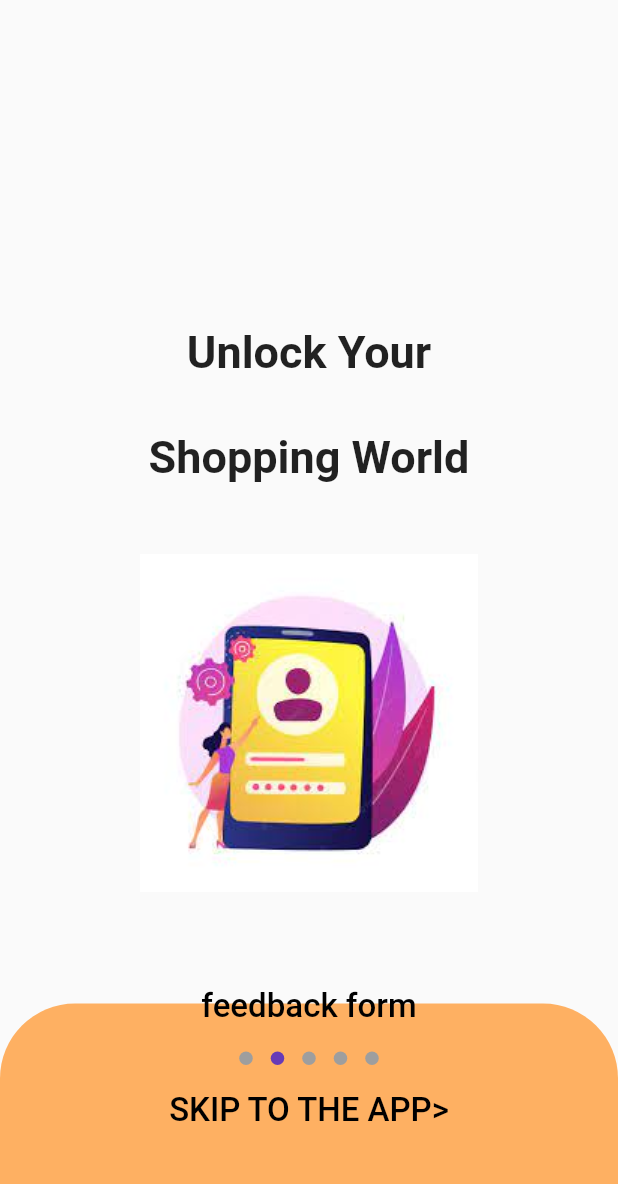
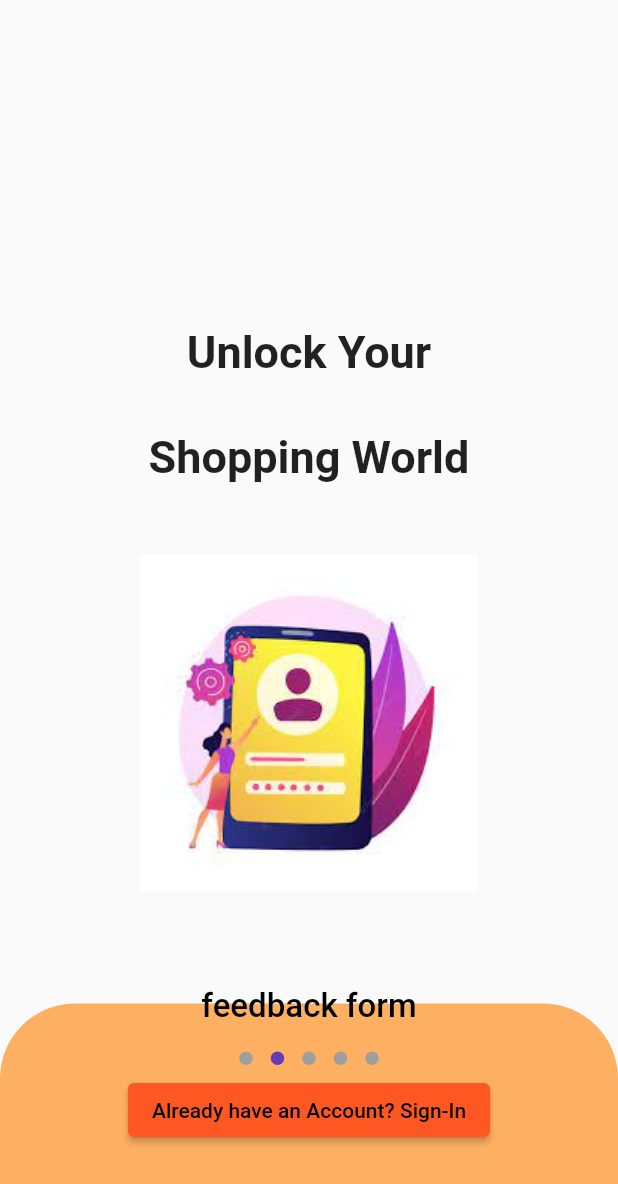
Before and after one commit to IT21203176/shoppingmall, a Flutter app: the screen it shows after launch, swiped to page 2, on a phone screen of 412 x 824 dp. Shown: the top 1184 px of the screen. Run offline on Flutter 3.47's test engine with Material 2 defaults, Android fonts, the phone set to English and light mode, and no system bars; drawn by our look-alikes of dots_indicator.

```diff
--- a/lib/main.dart
+++ b/lib/main.dart
@@ -3,6 +3,7 @@ import 'dart:async';
 import 'package:flutter/material.dart';
 import 'package:flutter/services.dart';
 import 'package:shoppingmall/screens/home_screen.dart';
+import 'package:shoppingmall/screens/login_screen.dart';
 import 'package:shoppingmall/screens/onboarding_screen.dart';
 
 void main() {
@@ -27,6 +28,7 @@ class MyApp extends StatelessWidget {
         SplashScreen.id:(context)=> const SplashScreen(),
         OnBoardingScreen.id: (context)=> const OnBoardingScreen(),
         HomeScreen.id: (context)=> const HomeScreen(),
+        LoginScreen.id: (context)=> const LoginScreen(),
       },
     );
   }
--- a/lib/screens/onboarding_screen.dart
+++ b/lib/screens/onboarding_screen.dart
@@ -2,10 +2,14 @@ import 'package:dots_indicator/dots_indicator.dart';
 import 'package:flutter/material.dart';
 import 'package:flutter/services.dart';
 import 'package:shoppingmall/screens/home_screen.dart';
+import 'package:shoppingmall/screens/login_screen.dart';
 
 import 'feedback_screen.dart';
 
 class OnBoardingScreen extends StatefulWidget {
+
+
+
   const OnBoardingScreen({super.key});
   static const String id = 'onboard-screen';
 
@@ -164,6 +168,19 @@ class _OnBoardingScreenState extends State<OnBoardingScreen> {
                           },
                         ),
                       ) :
+
+                      scrollerPosition == 1? Padding(
+                        padding: const EdgeInsets.only(left: 20,right: 20),
+                        child: ElevatedButton(
+                          style: ButtonStyle(
+                              backgroundColor: MaterialStateProperty.all(Colors.deepOrange)
+                          ),
+                          child: const Text('Already have an Account? Sign-In', style: TextStyle(color: Colors.black),),
+                          onPressed: (){
+                            Navigator.pushReplacementNamed(context, LoginScreen.id);
+                          },
+                        ),
+                      ) :
                       TextButton(
                         child: const Text('SKIP TO THE APP>',
                         style: TextStyle(
```
Also changed, not shown: lib/screens/login_screen.dart (added, +80 -0 lines).
